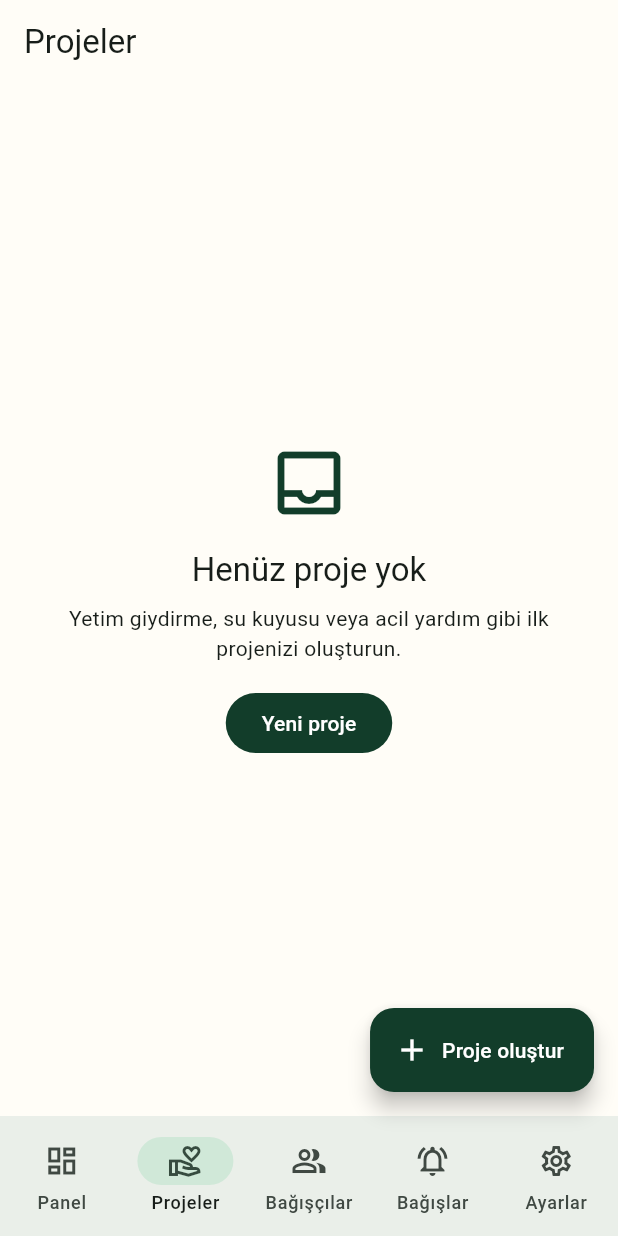
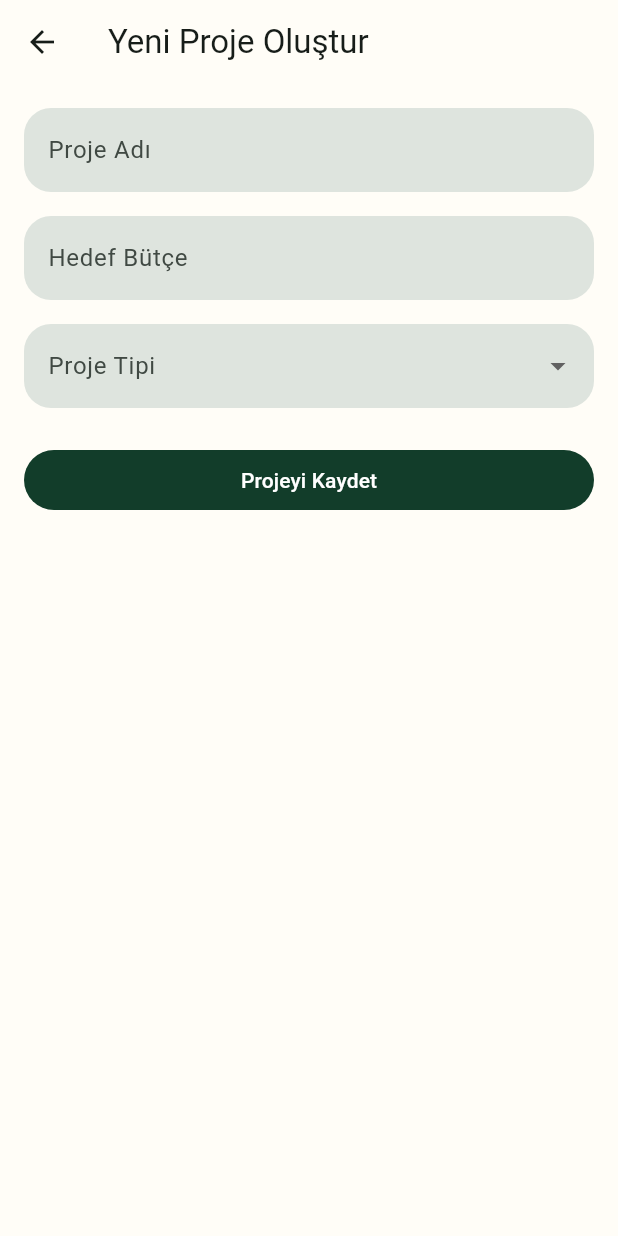
Before and after one commit to meoncu/dernek, a Flutter app: the screen it shows once a user with an empty profile is signed in, item 2 of the bottom bar chosen, after a tap on "Yeni proje", on a phone screen of 412 x 824 dp. Run offline on Flutter 3.47's test engine with Material 3 defaults, Android fonts, the phone set to English and light mode, and no system bars; our stand-ins replace cloud_firestore, cloud_functions, firebase_auth, firebase_core, firebase_messaging, firebase_storage and 3 more; accounts and stored records are empty; statements that could not run were skipped.

Commit message:
feat: yeni proje oluşturma ekranı eklendi ve butonlar bağlandı

```diff
--- a/lib/core/routing/app_router.dart
+++ b/lib/core/routing/app_router.dart
@@ -9,6 +9,7 @@ import '../../features/dashboard/presentation/dashboard_screen.dart';
 import '../../features/donations/presentation/donations_screen.dart';
 import '../../features/donors/presentation/donors_screen.dart';
 import '../../features/projects/presentation/projects_screen.dart';
+import '../../features/projects/presentation/project_create_screen.dart';
 import '../../features/reminders/presentation/reminders_screen.dart';
 import '../../features/reports/presentation/reports_screen.dart';
 import '../../features/settings/presentation/settings_screen.dart';
@@ -46,6 +47,13 @@ final appRouterProvider = Provider<GoRouter>((ref) {
         path: '/projects',
         name: 'projects',
         builder: (_, __) => const ProjectsScreen(),
+        routes: [
+          GoRoute(
+            path: 'create',
+            name: 'project_create',
+            builder: (_, __) => const ProjectCreateScreen(),
+          ),
+        ],
       ),
       GoRoute(
         path: '/donors',
--- /dev/null
+++ b/lib/features/projects/presentation/project_create_screen.dart
@@ -0,0 +1,55 @@
+import 'package:flutter/material.dart';
+import 'package:go_router/go_router.dart';
+
+class ProjectCreateScreen extends StatelessWidget {
+  const ProjectCreateScreen({super.key});
+
+  @override
+  Widget build(BuildContext context) {
+    return Scaffold(
+      appBar: AppBar(
+        title: const Text('Yeni Proje Oluştur'),
+      ),
+      body: SingleChildScrollView(
+        padding: const EdgeInsets.all(16),
+        child: Column(
+          crossAxisAlignment: CrossAxisAlignment.stretch,
+          children: [
+            const TextField(
+              decoration: InputDecoration(
+                labelText: 'Proje Adı',
+                hintText: 'Örn: Yetim Giydirme',
+              ),
+            ),
+            const SizedBox(height: 16),
+            const TextField(
+              decoration: InputDecoration(
+                labelText: 'Hedef Bütçe',
+                prefixText: '₺ ',
+              ),
+              keyboardType: TextInputType.number,
+            ),
+            const SizedBox(height: 16),
+            DropdownButtonFormField<String>(
+              decoration: const InputDecoration(labelText: 'Proje Tipi'),
+              items: const [
+                DropdownMenuItem(value: 'orphan', child: Text('Yetim')),
+                DropdownMenuItem(value: 'water_well', child: Text('Su Kuyusu')),
+                DropdownMenuItem(value: 'emergency', child: Text('Acil Yardım')),
+              ],
+              onChanged: (_) {},
+            ),
+            const SizedBox(height: 24),
+            FilledButton(
+              onPressed: () {
+                // TODO: Implement project creation
+                context.pop();
+              },
+              child: const Text('Projeyi Kaydet'),
+            ),
+          ],
+        ),
+      ),
+    );
+  }
+}
--- a/lib/features/projects/presentation/projects_screen.dart
+++ b/lib/features/projects/presentation/projects_screen.dart
@@ -1,4 +1,5 @@
 import 'package:flutter/material.dart';
+import 'package:go_router/go_router.dart';
 
 import '../../../core/widgets/app_scaffold.dart';
 import '../../../core/widgets/states.dart';
@@ -11,14 +12,17 @@ class ProjectsScreen extends StatelessWidget {
     return AppScaffold(
       title: 'Projeler',
       floatingActionButton: FloatingActionButton.extended(
-        onPressed: () {},
+        onPressed: () => context.push('/projects/create'),
         icon: const Icon(Icons.add),
         label: const Text('Proje oluştur'),
       ),
       child: EmptyState(
         title: 'Henüz proje yok',
         message: 'Yetim giydirme, su kuyusu veya acil yardım gibi ilk projenizi oluşturun.',
-        action: FilledButton(onPressed: () {}, child: const Text('Yeni proje')),
+        action: FilledButton(
+          onPressed: () => context.push('/projects/create'),
+          child: const Text('Yeni proje'),
+        ),
       ),
     );
   }
```
